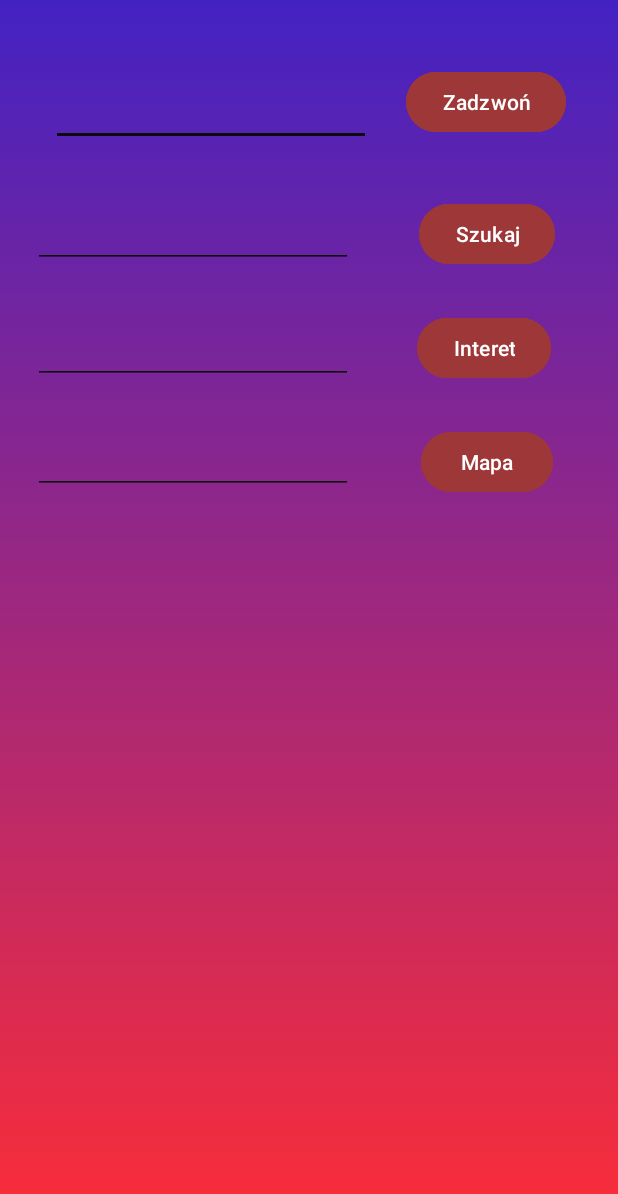
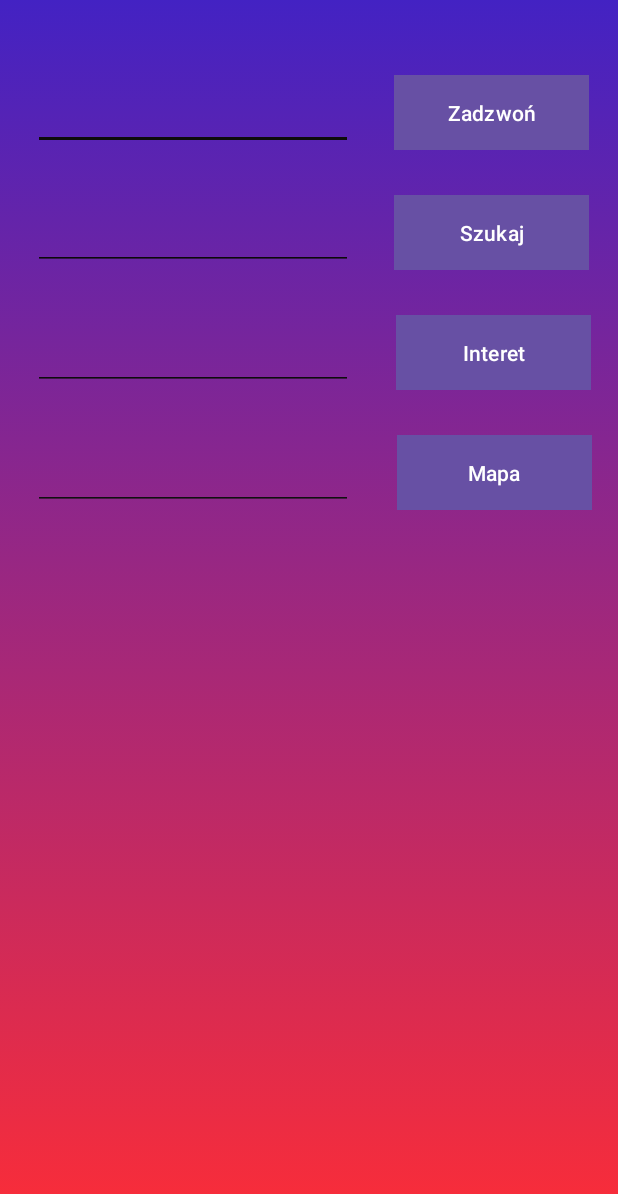
Before and after one commit to Kacperf19/AndroidApp, an Android app: the SearchActivity screen opened directly, with no data from a screen before it, on a phone screen of 412 x 824 dp. Shown: the top 1194 px of the screen. Run offline under Robolectric (Android 15) with nearby library versions, the phone set to English and light mode, and no system bars.

Commit message:
Add files via upload

```diff
--- a/MyApplication1/app/src/main/java/com/example/myapplication/fragments/MyItemRecyclerViewAdapter.kt
+++ b/MyApplication1/app/src/main/java/com/example/myapplication/fragments/MyItemRecyclerViewAdapter.kt
@@ -45,6 +45,7 @@ class MyItemRecyclerViewAdapter(
         val ContacImage:ImageView = binding.ContactImage
 
 
+
     }
 
 }
--- a/MyApplication1/app/src/main/res/layout/activity_image.xml
+++ b/MyApplication1/app/src/main/res/layout/activity_image.xml
@@ -29,7 +29,8 @@
         android:id="@+id/randomImageBTN"
         android:layout_width="wrap_content"
         android:layout_height="wrap_content"
-        android:backgroundTint="#C50FE6"
+        android:background="#FF0000"
+        android:backgroundTint="#000000"
         android:text="@string/GetRandom"
         app:layout_constraintEnd_toEndOf="parent"
         app:layout_constraintHorizontal_bias="0.05"
@@ -41,7 +42,7 @@
         android:layout_width="166dp"
         android:layout_height="38dp"
         android:text="@string/switchImnage"
-        android:textColor="#050505"
+        android:textColor="#FFFFFF"
         android:textColorHighlight="#040303"
         android:textColorHint="#0D0C0C"
         android:textColorLink="#121111"
@@ -58,7 +59,7 @@
         android:layout_marginTop="64dp"
         android:max="666"
         android:progress="200"
-        android:progressTint="#E91E63"
+        android:progressTint="#000000"
         app:layout_constraintEnd_toEndOf="parent"
         app:layout_constraintHorizontal_bias="0.512"
         app:layout_constraintStart_toStartOf="parent"
@@ -71,7 +72,7 @@
         android:layout_marginTop="76dp"
         android:max="255"
         android:progress="255"
-        android:progressTint="#E91E63"
+        android:progressTint="#000000"
         app:layout_constraintEnd_toEndOf="parent"
         app:layout_constraintHorizontal_bias="0.454"
         app:layout_constraintStart_toStartOf="parent"
@@ -83,7 +84,7 @@
         android:layout_height="27dp"
         android:text="@string/nsi"
         android:textAlignment="center"
-        android:textColor="#0D0C0C"
+        android:textColor="#FFFFFF"
         android:textSize="16sp"
         app:layout_constraintBottom_toTopOf="@+id/BarGrey"
         app:layout_constraintEnd_toEndOf="parent"
@@ -97,7 +98,7 @@
         android:layout_height="37dp"
         android:text="@string/cpa"
         android:textAlignment="center"
-        android:textColor="#070707"
+        android:textColor="#FFFFFF"
         android:textSize="16sp"
         app:layout_constraintBottom_toTopOf="@+id/BarAlfa"
         app:layout_constraintEnd_toEndOf="parent"
--- a/MyApplication1/app/src/main/res/layout/activity_main.xml
+++ b/MyApplication1/app/src/main/res/layout/activity_main.xml
@@ -134,15 +134,14 @@
             android:id="@+id/textView10"
             android:layout_width="match_parent"
             android:layout_height="wrap_content"
-            android:text="TextView"
+            android:text="@string/lista"
             android:textAlignment="center"
             android:textColor="#FFFFFF"
             android:textSize="30sp" />
 
         <LinearLayout
             android:layout_width="match_parent"
-            android:layout_height="match_parent"
-            android:layout_weight="1"
+            android:layout_height="100dp"
             android:orientation="horizontal"
             android:paddingLeft="10dp"
             android:paddingRight="10dp">
@@ -151,15 +150,18 @@
                 android:id="@+id/textView11"
                 android:layout_width="302dp"
                 android:layout_height="wrap_content"
-                android:text="TextView"
+                android:text="@string/opis5"
                 android:textColor="#FFFFFF" />
 
             <Button
                 android:id="@+id/button4"
                 android:layout_width="wrap_content"
                 android:layout_height="wrap_content"
+                android:layout_marginTop="20dp"
                 android:background="#FF0000"
-                android:text="Button" />
+                android:textSize="30sp"
+                app:icon="@drawable/icona3"
+                app:iconSize="30dp" />
         </LinearLayout>
     </LinearLayout>
 
--- a/MyApplication1/app/src/main/res/layout/activity_search.xml
+++ b/MyApplication1/app/src/main/res/layout/activity_search.xml
@@ -11,26 +11,27 @@
     <EditText
         android:id="@+id/PhoneEdit"
         android:layout_width="wrap_content"
-        android:layout_height="wrap_content"
+        android:layout_height="50dp"
         android:layout_marginStart="10dp"
-        android:layout_marginTop="8dp"
+        android:layout_marginTop="50dp"
         android:backgroundTint="#0D0C0C"
         android:ems="10"
         android:inputType="phone"
-        app:layout_constraintEnd_toStartOf="@+id/Phonebtn"
-        app:layout_constraintHorizontal_bias="0.51"
+        app:layout_constraintEnd_toStartOf="@+id/guideline"
+        app:layout_constraintHorizontal_bias="0.5"
         app:layout_constraintStart_toStartOf="parent"
-        app:layout_constraintTop_toTopOf="@+id/Phonebtn" />
+        app:layout_constraintTop_toTopOf="parent" />
 
     <Button
         android:id="@+id/Phonebtn"
-        android:layout_width="wrap_content"
-        android:layout_height="wrap_content"
-        android:layout_marginTop="44dp"
-        android:backgroundTint="#9E3838"
+        android:layout_width="130dp"
+        android:layout_height="50dp"
+        android:layout_marginTop="50dp"
+        android:background="#FF0000"
+        android:backgroundTint="#000000"
         android:text="@string/buttonPhone"
         app:layout_constraintEnd_toEndOf="parent"
-        app:layout_constraintHorizontal_bias="0.407"
+        app:layout_constraintHorizontal_bias="0.441"
         app:layout_constraintStart_toStartOf="@+id/guideline"
         app:layout_constraintTop_toTopOf="parent" />
 
@@ -44,80 +45,82 @@
     <EditText
         android:id="@+id/searchedit"
         android:layout_width="wrap_content"
-        android:layout_height="wrap_content"
+        android:layout_height="50dp"
         android:layout_marginStart="10dp"
-        android:layout_marginTop="36dp"
+        android:layout_marginTop="30dp"
         android:backgroundTint="#0B0A0A"
         android:ems="10"
         android:inputType="text"
         android:textColor="#0E0E0E"
         app:layout_constraintEnd_toStartOf="@+id/guideline"
-        app:layout_constraintHorizontal_bias="0.513"
+        app:layout_constraintHorizontal_bias="0.5"
         app:layout_constraintStart_toStartOf="parent"
         app:layout_constraintTop_toBottomOf="@+id/PhoneEdit" />
 
     <EditText
         android:id="@+id/linkedit"
         android:layout_width="wrap_content"
-        android:layout_height="wrap_content"
+        android:layout_height="50dp"
         android:layout_marginStart="10dp"
-        android:layout_marginTop="32dp"
+        android:layout_marginTop="30dp"
         android:backgroundTint="#0D0C0C"
         android:ems="10"
         android:inputType="text"
         android:textColor="#0D0C0C"
         app:layout_constraintEnd_toStartOf="@+id/guideline"
-        app:layout_constraintHorizontal_bias="0.513"
+        app:layout_constraintHorizontal_bias="0.5"
         app:layout_constraintStart_toStartOf="parent"
         app:layout_constraintTop_toBottomOf="@+id/searchedit" />
 
     <Button
         android:id="@+id/searchbtn"
-        android:layout_width="wrap_content"
-        android:layout_height="wrap_content"
-        android:layout_marginTop="40dp"
-        android:backgroundTint="#9E3838"
+        android:layout_width="130dp"
+        android:layout_height="50dp"
+        android:layout_marginTop="30dp"
+        android:background="#FF0000"
+        android:backgroundTint="#000000"
         android:text="@string/buttonSrch"
         app:layout_constraintEnd_toEndOf="parent"
-        app:layout_constraintHorizontal_bias="0.436"
+        app:layout_constraintHorizontal_bias="0.446"
         app:layout_constraintStart_toStartOf="@+id/guideline"
         app:layout_constraintTop_toBottomOf="@+id/Phonebtn" />
 
     <Button
         android:id="@+id/linkbtn"
-        android:layout_width="wrap_content"
-        android:layout_height="wrap_content"
-        android:layout_marginTop="28dp"
-        android:backgroundTint="#9E3838"
+        android:layout_width="130dp"
+        android:layout_height="50dp"
+        android:layout_marginTop="30dp"
+        android:background="#FF0000"
+        android:backgroundTint="#000000"
         android:text="@string/buttonWeb"
         app:layout_constraintEnd_toEndOf="parent"
-        app:layout_constraintHorizontal_bias="0.407"
+        app:layout_constraintHorizontal_bias="0.486"
         app:layout_constraintStart_toStartOf="@+id/guideline"
         app:layout_constraintTop_toBottomOf="@+id/searchbtn" />
 
     <EditText
         android:id="@+id/locationSearch"
         android:layout_width="wrap_content"
-        android:layout_height="wrap_content"
+        android:layout_height="50dp"
         android:layout_marginStart="10dp"
-        android:layout_marginTop="28dp"
+        android:layout_marginTop="30dp"
         android:backgroundTint="#101010"
         android:ems="10"
         android:inputType="text"
         app:layout_constraintEnd_toStartOf="@+id/guideline"
-        app:layout_constraintHorizontal_bias="0.513"
+        app:layout_constraintHorizontal_bias="0.5"
         app:layout_constraintStart_toStartOf="parent"
         app:layout_constraintTop_toBottomOf="@+id/linkedit" />
 
     <Button
         android:id="@+id/locationBTN"
-        android:layout_width="wrap_content"
-        android:layout_height="wrap_content"
-        android:layout_marginTop="28dp"
-        android:backgroundTint="#9E3838"
+        android:layout_width="130dp"
+        android:layout_height="50dp"
+        android:layout_marginTop="30dp"
+        android:background="#FF0000"
+        android:backgroundTint="#000000"
         android:text="@string/buttonLocation"
         app:layout_constraintEnd_toEndOf="parent"
-        app:layout_constraintHorizontal_bias="0.436"
         app:layout_constraintStart_toStartOf="@+id/guideline"
         app:layout_constraintTop_toBottomOf="@+id/linkbtn" />
 </androidx.constraintlayout.widget.ConstraintLayout>
--- a/MyApplication1/app/src/main/res/values/strings.xml
+++ b/MyApplication1/app/src/main/res/values/strings.xml
@@ -27,5 +27,7 @@
     <string name="photo">Ta aplikacja edytuje zdjecia </string>
     <string name="opis1">W tej aplikacji zadasz pytania</string>
     <string name="list">Lista</string>
+    <string name="lista" >Lista kontaktów</string>
+    <string name="opis5" >Użytkownik może dodawać nowe kontakty, edytować istniejące oraz usuwać te, które są już niepotrzebne.</string>
 
 </resources>
```
Also changed, not shown: MyApplication1/app/src/main/res/drawable/icona3.png (added), 2 other files.
